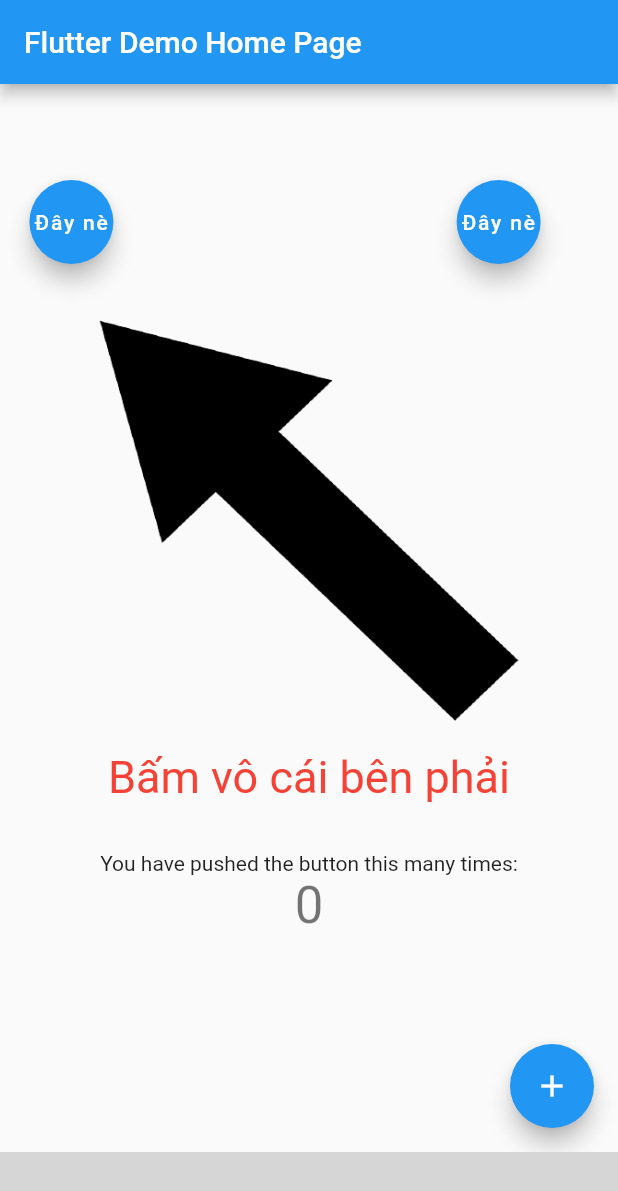
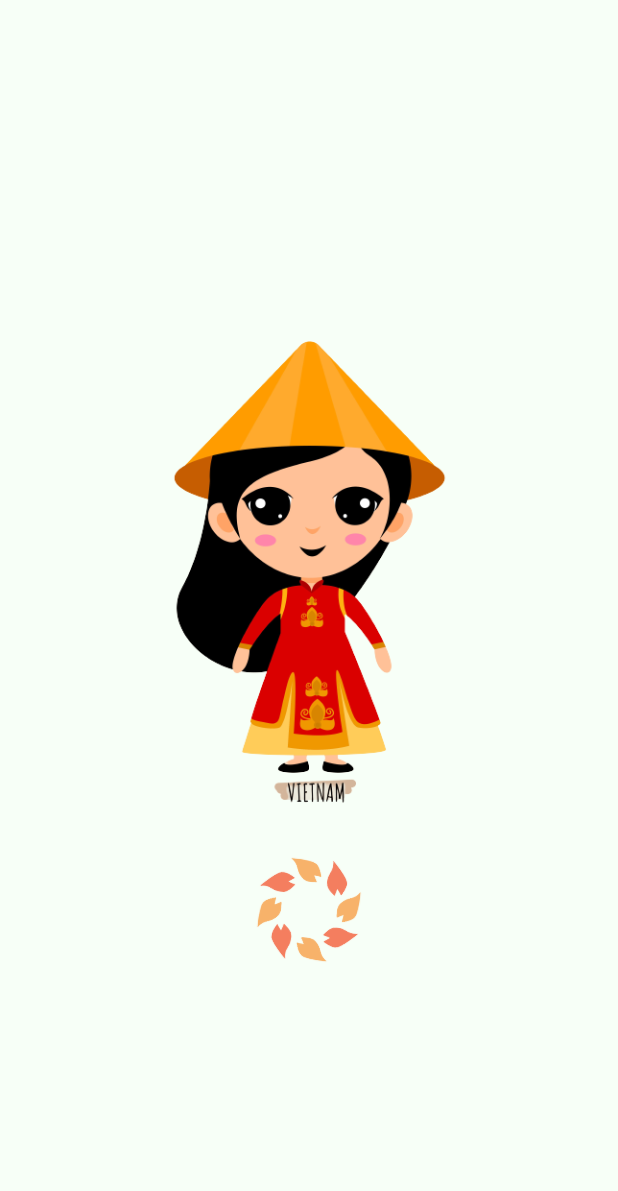
Before and after one commit to binhle3920/vn_notitia, a Flutter app: the first screen one second after launch, on a phone screen of 412 x 824 dp. Shown: the top 1191 px of the screen. Run offline on Flutter 3.47's test engine with Material 2 defaults, Android fonts, the phone set to English and light mode, and no system bars; our stand-ins replace convex_bottom_bar, flutter_swiper; grey boxes are pictures that could not be loaded.

Commit message:
Add loading screen

```diff
--- a/lib/main.dart
+++ b/lib/main.dart
@@ -2,6 +2,7 @@ import 'package:flutter/material.dart';
 import 'package:vn_notitia/view/screens/cuisine.dart';
 import 'package:flutter/services.dart';
 import 'view/utils/navigation_bar.dart';
+import 'view/screens/loading.dart';
 
 void main() {
   WidgetsFlutterBinding.ensureInitialized();
@@ -16,9 +17,10 @@ class MyApp extends StatelessWidget {
     return MaterialApp(
       title: 'Flutter Demo',
       theme: ThemeData(
+        fontFamily: 'Slabo 13px',
         primarySwatch: Colors.blue,
       ),
-      home: MyHomePage(title: 'Flutter Demo Home Page'),
+      home: LoadingScreen(),
       debugShowCheckedModeBanner: false,
     );
   }
--- /dev/null
+++ b/lib/view/screens/loading.dart
@@ -0,0 +1,65 @@
+import 'dart:async';
+
+import 'package:flutter/cupertino.dart';
+import 'package:flutter/material.dart';
+import 'package:flutter/animation.dart';
+import 'package:vn_notitia/view/screens/travel.dart';
+
+class LoadingScreen extends StatefulWidget {
+  const LoadingScreen({Key key}) : super(key: key);
+
+  @override
+  _LoadingScreenState createState() => _LoadingScreenState();
+}
+
+class _LoadingScreenState extends State<LoadingScreen> with TickerProviderStateMixin {
+  AnimationController animationController;
+
+  @override
+  void initState() {
+    animationController = AnimationController(
+      duration: Duration(seconds: 3),
+      vsync: this,
+    );
+    animationController.forward();
+
+    Timer(Duration(seconds: 3), () {
+      Navigator.of(context).pushReplacement(MaterialPageRoute(builder: (context) => TravelScreen()));
+    });
+
+    super.initState();
+  }
+
+  @override
+  void dispose() {
+    animationController.dispose();
+    super.dispose();
+  }
+
+  @override
+  Widget build(BuildContext context) {
+    return Scaffold(
+      backgroundColor: Color.fromRGBO(247, 255, 247, 1),
+      body: Center(
+        child: Column(
+          mainAxisAlignment: MainAxisAlignment.center,
+          children: <Widget>[
+            Image.asset(
+              'assets/images/load_person.png',
+              width: 281,
+              height: 389,
+            ),
+            RotationTransition(
+              turns: Tween(begin: 0.0, end: 1.0).animate(animationController),
+              child: Image.asset(
+                'assets/images/load_rotate.png',
+                width: 80,
+                height: 80
+              ),
+            ),
+          ],
+        ),
+      ),
+    );
+  }
+}
--- a/pubspec.yaml
+++ b/pubspec.yaml
@@ -49,6 +49,7 @@ flutter:
   assets:
     - food.json
     - assets/images/
+
   # To add assets to your application, add an assets section, like this:
   # assets:
   #   - images/a_dot_burr.jpeg
```
Also changed, not shown: assets/images/load_person.png (added), assets/images/load_rotate.png (added), pubspec.lock.
